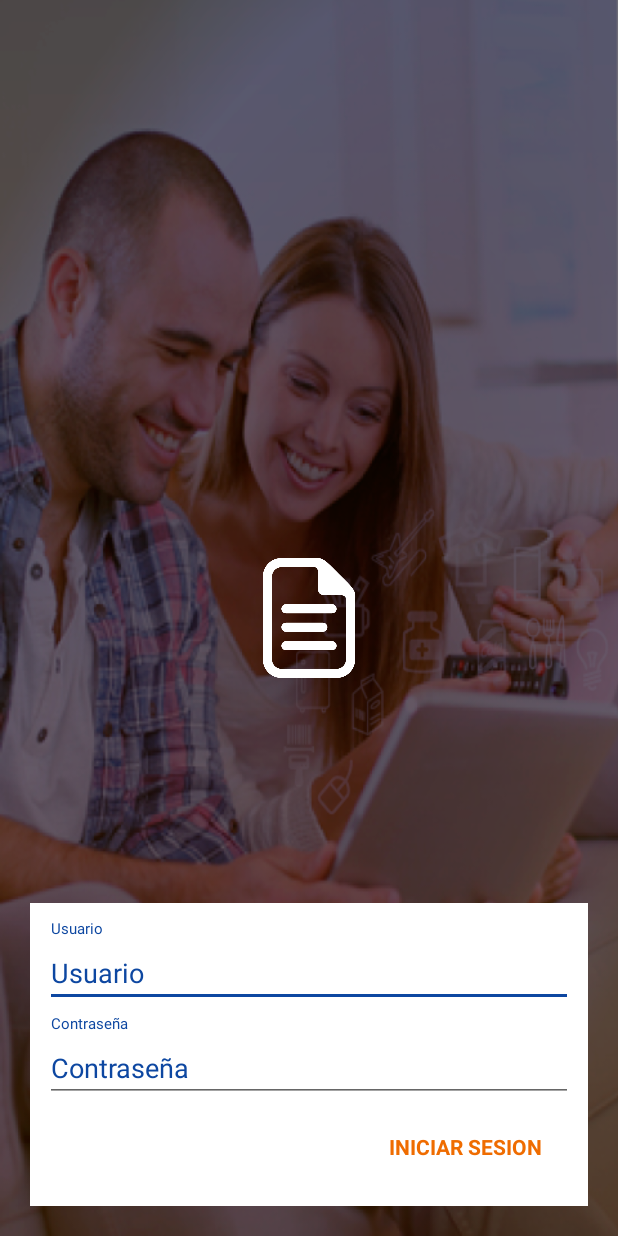
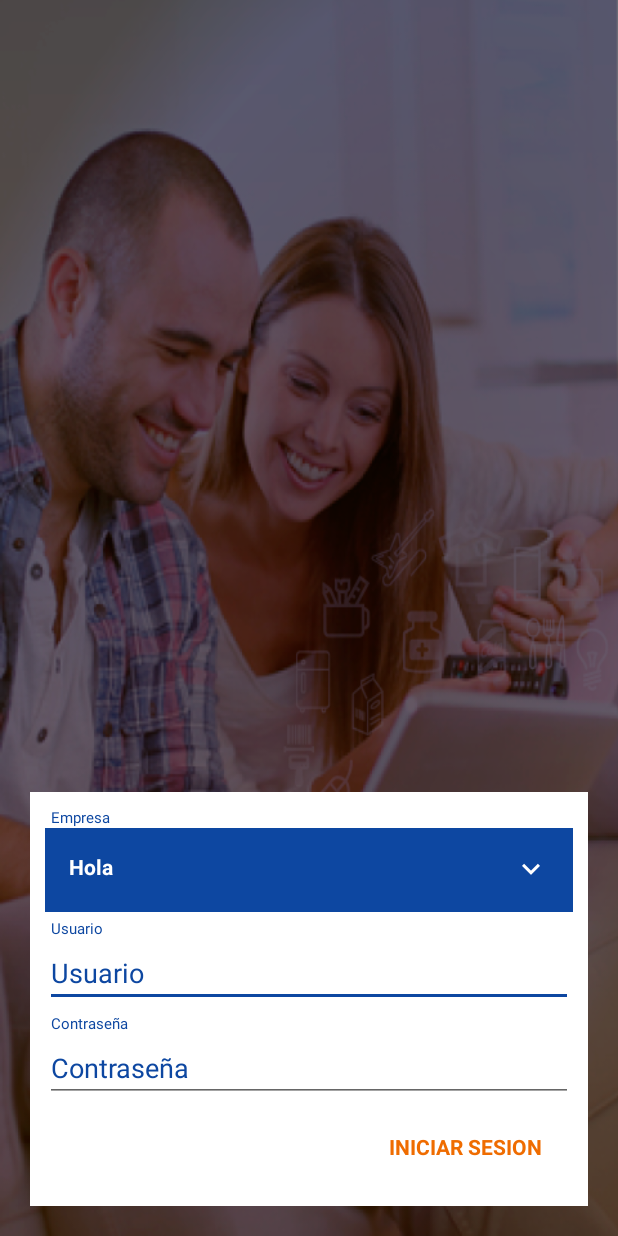
Before and after one commit to TaniaIncio/VisualizarBoletas, an Android app: the MainActivity screen opened directly, with no data from a screen before it, after a tap on "INICIAR SESION", on a phone screen of 412 x 824 dp. Run offline under Robolectric (Android 15) with nearby library versions, the phone set to English and light mode, and no system bars; our stand-ins replace ButterKnife; network calls fail; 1 statement that could not run was skipped.

Commit message:
implementacion servicios listado empresas

```diff
--- a/app/src/main/java/com/tincio/visualizarboletas/data/services/WRHWSAutenticacionSoap12Binding.java
+++ b/app/src/main/java/com/tincio/visualizarboletas/data/services/WRHWSAutenticacionSoap12Binding.java
@@ -443,8 +443,8 @@ public class WRHWSAutenticacionSoap12Binding
 
     public void processInjectionBasedOnCurrentContext(final String target ) throws Exception
     {
-/*This feature is available in Premium account, Check http://EasyWsdl.com/Payment/PremiumAccountDetails to see all benefits of Premium account*/
-    }
+
+   }
 
     public android.os.AsyncTask< Void, Void, WRHOperationResult< Void>> processInjectionBasedOnCurrentContextAsync(final String target)
     {
--- a/app/src/main/java/com/tincio/visualizarboletas/domain/interactor/LoginInteractor.java
+++ b/app/src/main/java/com/tincio/visualizarboletas/domain/interactor/LoginInteractor.java
@@ -1,4 +1,6 @@
 package com.tincio.visualizarboletas.domain.interactor;
+
+import android.os.AsyncTask;
 
 import com.tincio.visualizarboletas.data.request.UserRequest;
 import com.tincio.visualizarboletas.data.services.WRHUsuarioDatos;
@@ -17,15 +19,39 @@ public class LoginInteractor {
     }
 
     public void logueUser(UserRequest request){
+        LogueoUserTask task = new LogueoUserTask(request);
+        task.execute();
+    }
 
-        WRHWSAutenticacionSoap11Binding soap11Binding = new WRHWSAutenticacionSoap11Binding();
-        //getUsuarioLogin(final Integer codAplicacion,final Integer idEmpresa,final String usuario,final String clave,final String ip,final String keyios,final String keyandroid ) throws Exception
-        try{
-            WRHUsuarioDatos dataUser= soap11Binding.getUsuarioLogin(request.getCodAplicacion(), request.getIdEmpresa(), request.getUsername(),
+    private class LogueoUserTask extends AsyncTask<Void, Void, WRHUsuarioDatos>{
+
+        UserRequest request= null;
+        LogueoUserTask(UserRequest request){
+            this.request = request;
+        }
+
+        @Override
+        protected WRHUsuarioDatos doInBackground(Void... voids) {
+            WRHUsuarioDatos datos=null;
+            try{
+                WRHWSAutenticacionSoap11Binding soap11Binding = new WRHWSAutenticacionSoap11Binding();
+                datos=  soap11Binding.getUsuarioLogin(request.getCodAplicacion(), request.getIdEmpresa(), request.getUsername(),
                     request.getClave(), request.getIp(), request.getKeyIos(), request.getKeyAndroid());
-            callback.onResponse(dataUser);
-        }catch(Exception e){
-            e.printStackTrace();
+            }catch(Exception e){
+                e.printStackTrace();
+            }
+            return datos;
+        }
+
+
+        @Override
+        protected void onPreExecute() {
+            super.onPreExecute();
+        }
+
+        @Override
+        protected void onPostExecute(WRHUsuarioDatos wrhUsuarioDatos) {
+            callback.onResponse(wrhUsuarioDatos);
         }
     }
 }
--- a/app/src/main/java/com/tincio/visualizarboletas/presentation/activity/MainActivity.java
+++ b/app/src/main/java/com/tincio/visualizarboletas/presentation/activity/MainActivity.java
@@ -8,6 +8,9 @@ import android.support.v7.app.AppCompatActivity;
 import android.os.Bundle;
 import android.util.Log;
 import android.view.View;
+import android.widget.AdapterView;
+import android.widget.ArrayAdapter;
+import android.widget.Spinner;
 import android.widget.TextView;
 
 import com.tincio.visualizarboletas.R;
@@ -21,7 +24,7 @@ import butterknife.Bind;
 import butterknife.ButterKnife;
 import butterknife.OnClick;
 
-public class MainActivity extends AppCompatActivity implements LoginView{
+public class MainActivity extends AppCompatActivity implements LoginView, AdapterView.OnItemSelectedListener{
 
     @Bind(R.id.btn_login)
     TextView btnLogin;
@@ -29,6 +32,8 @@ public class MainActivity extends AppCompatActivity implements LoginView{
     TextView txtUsuario;
     @Bind(R.id.input_clave)
     TextView txtClave;
+    @Bind(R.id.spinner_empresa)
+    Spinner spinnerEmpresa;
     ProgressDialog progress;
     LoginPresenter presenter;
     String TAG = MainActivity.class.getSimpleName();
@@ -50,6 +55,9 @@ public class MainActivity extends AppCompatActivity implements LoginView{
                 startActivity(new Intent(getApplicationContext(), NavigationMenuActivity.class));
             }
         });*/
+        ArrayAdapter<CharSequence> adapter = ArrayAdapter.createFromResource(this,R.array.order_movies,R.layout.row_spinner_empresa);
+        spinnerEmpresa.setAdapter(adapter);
+        spinnerEmpresa.setOnItemSelectedListener(this);
     }
 
     @OnClick(R.id.btn_login)
@@ -89,4 +97,14 @@ public class MainActivity extends AppCompatActivity implements LoginView{
         if(progress!=null)
             progress.dismiss();
     }
+
+    @Override
+    public void onItemSelected(AdapterView<?> adapterView, View view, int i, long l) {
+
+    }
+
+    @Override
+    public void onNothingSelected(AdapterView<?> adapterView) {
+
+    }
 }
--- a/app/src/main/res/layout/activity_main.xml
+++ b/app/src/main/res/layout/activity_main.xml
@@ -14,6 +14,7 @@
     <ImageView
         android:layout_width="@dimen/width_icon_login"
         android:layout_height="@dimen/height_icon_login"
+        android:visibility="gone"
         android:src="@mipmap/icono"/>
     </LinearLayout>
         <LinearLayout
@@ -26,6 +27,19 @@
         android:layout_alignParentBottom="true"
         android:padding="10dp"
         >
+            <TextView
+                android:layout_width="wrap_content"
+                android:layout_height="wrap_content"
+                android:textColor="@color/colorPrimary"
+                android:textSize="@dimen/sp_title_login"
+                android:layout_marginLeft="@dimen/marg_title_login"
+                android:text="@string/title_empresa"/>
+            <Spinner
+                android:layout_width="match_parent"
+                android:layout_height="wrap_content"
+                android:background="@color/colorPrimary"
+                android:layout_marginBottom="@dimen/marg_title_login"
+                android:id="@+id/spinner_empresa"/>
             <TextView
                 android:layout_width="wrap_content"
                 android:layout_height="wrap_content"
--- /dev/null
+++ b/app/src/main/res/layout/row_spinner_empresa.xml
@@ -0,0 +1,13 @@
+<?xml version="1.0" encoding="utf-8"?>
+<TextView xmlns:android="http://schemas.android.com/apk/res/android"
+    android:layout_width="match_parent"
+    android:layout_height="wrap_content"
+    xmlns:tools="http://schemas.android.com/tools"
+    android:background="@color/colorPrimary"
+    android:padding="@dimen/margin_general_right_left"
+    android:textColor="@android:color/white"
+    android:textStyle="bold"
+    android:drawableRight="@mipmap/ic_keyboard_arrow_down_white_24dp"
+    tools:text="Prueba">
+
+</TextView>
--- /dev/null
+++ b/app/src/main/res/values/arrays.xml
@@ -0,0 +1,7 @@
+<?xml version="1.0" encoding="utf-8"?>
+<resources>
+    <string-array name="order_movies">
+        <item>Hola</item>
+        <item>GyM</item>
+    </string-array>
+</resources>
--- a/app/src/main/res/values/colors.xml
+++ b/app/src/main/res/values/colors.xml
@@ -14,4 +14,5 @@
     <color name="btn_verificar">@color/colorPrimary</color>
     <color name="ripple_button_verificar">#f2e1ecf6</color>
 
+    <color name="orange_800_transp">#88EF6C00</color>
 </resources>
--- a/app/src/main/res/values/dimens.xml
+++ b/app/src/main/res/values/dimens.xml
@@ -13,4 +13,6 @@
     <dimen name="height_icon_login">80dp</dimen>
     <dimen name="width_icon_login">80dp</dimen>
     <dimen name ="marg_view_login">20dp</dimen>
+    <dimen name="margin_general_right_left">16dp</dimen>
+
 </resources>
--- a/app/src/main/res/values/strings.xml
+++ b/app/src/main/res/values/strings.xml
@@ -19,5 +19,6 @@
     <!--placeholder-->
     <string name="title_usuario">Usuario</string>
     <string name="title_contrasena">Contraseña</string>
+    <string name="title_empresa">Empresa</string>
 
 </resources>
```
Also changed, not shown: app/src/main/java/com/tincio/visualizarboletas/data/services/WRHWSAutenticacionSoap11Binding.java (+86 -21 lines), app/src/main/java/com/tincio/visualizarboletas/data/services/WWOEmpresa.java (added, +69 -0 lines), app/src/main/java/com/tincio/visualizarboletas/data/services/WWOUsuarioClave.java (added, +161 -0 lines), app/src/main/java/com/tincio/visualizarboletas/domain/callback/EmpresasCallback.java (added, +11 -0 lines), app/src/main/java/com/tincio/visualizarboletas/presentation/activity/SplashActivity.java (+6 -1 lines), app/src/main/java/com/tincio/visualizarboletas/presentation/view/SplashView.java (added, +10 -0 lines), app/src/main/res/mipmap-hdpi/ic_keyboard_arrow_down_white_24dp.png (added).
